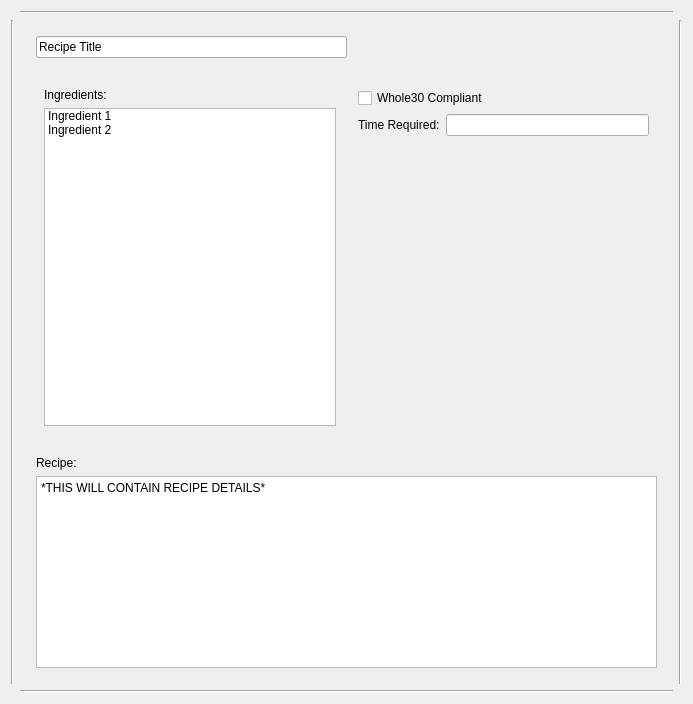
This is MealPlanner/MealPlanner/RecipeDetailsWidget.ui in jblowers/MealPlanner as Qt 5 draws it before an edit. The edited form follows.
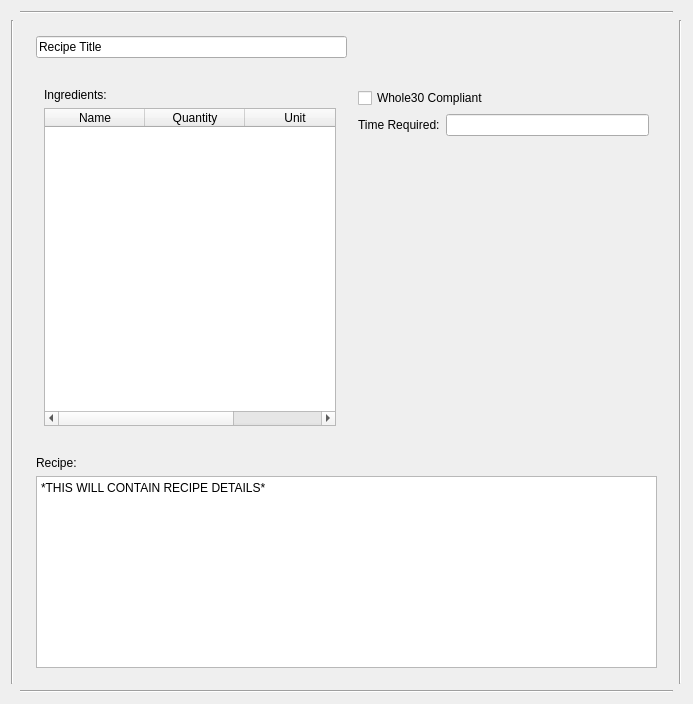
This is the edited form.

Commit message:
Lots of additions: - Can create new recipes - Delete recipes - add and delete ingredients - recipes all live in controller thread - writes to a hardcoded file every time a recipe is added or removed
Still known issues:
- problem with populating ingredient list in main window, something to do with items being pulled from elsewhere

The edit to the form file:
```diff
--- a/MealPlanner/MealPlanner/RecipeDetailsWidget.ui
+++ b/MealPlanner/MealPlanner/RecipeDetailsWidget.ui
@@ -106,17 +106,22 @@
           </widget>
          </item>
          <item>
-          <widget class="QListWidget" name="IngredientListWidget">
-           <item>
+          <widget class="QTableWidget" name="IngredientTableWidget">
+           <column>
             <property name="text">
-             <string>Ingredient 1</string>
+             <string>Name</string>
             </property>
-           </item>
-           <item>
+           </column>
+           <column>
             <property name="text">
-             <string>Ingredient 2</string>
+             <string>Quantity</string>
             </property>
-           </item>
+           </column>
+           <column>
+            <property name="text">
+             <string>Unit</string>
+            </property>
+           </column>
           </widget>
          </item>
         </layout>
```
Left out of the diff: 66 changed lines with no effect on the pictures. The commit also changes 19 other files.
